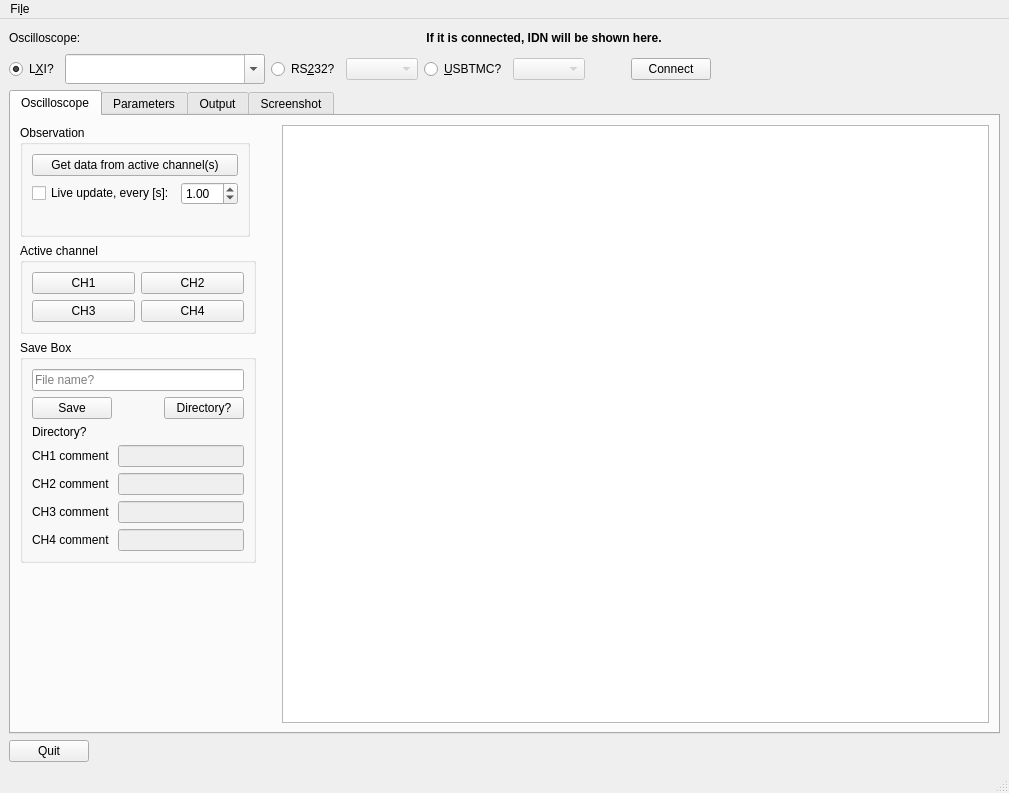
Old version of the form GUI/LinOsc.ui in the repository ISeeBugsEverywhere/LinuxOscilloscope.
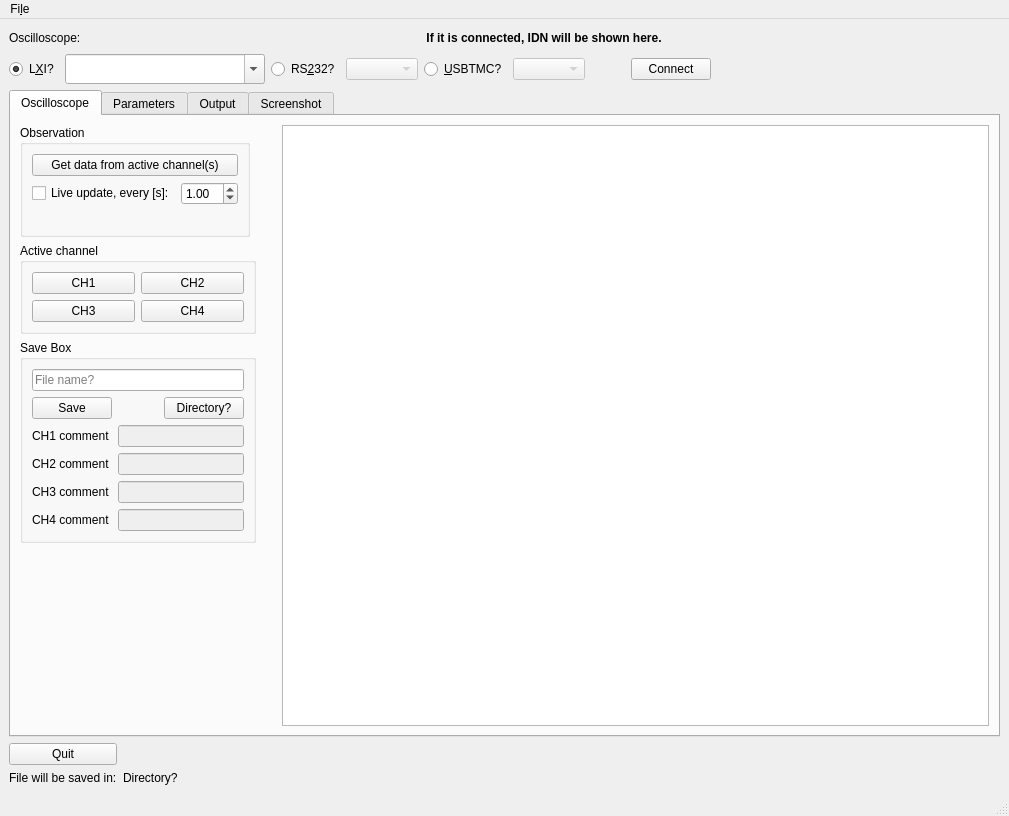
New version of the form. Custom widgets are drawn as their Qt base class.

Diff of the .ui file:
```diff
--- a/GUI/LinOsc.ui
+++ b/GUI/LinOsc.ui
@@ -7,7 +7,7 @@
     <x>0</x>
     <y>0</y>
     <width>1009</width>
-    <height>793</height>
+    <height>816</height>
    </rect>
   </property>
   <property name="windowTitle">
@@ -15,7 +15,27 @@
   </property>
   <widget class="QWidget" name="centralwidget">
    <layout class="QGridLayout" name="gridLayout_2">
-    <item row="0" column="0" colspan="2">
+    <item row="4" column="0">
+     <widget class="QLabel" name="info_lbl">
+      <property name="text">
+       <string>File will be saved in:</string>
+      </property>
+     </widget>
+    </item>
+    <item row="3" column="2">
+     <spacer name="horizontalSpacer">
+      <property name="orientation">
+       <enum>Qt::Horizontal</enum>
+      </property>
+      <property name="sizeHint" stdset="0">
+       <size>
+        <width>765</width>
+        <height>20</height>
+       </size>
+      </property>
+     </spacer>
+    </item>
+    <item row="0" column="0" colspan="3">
      <layout class="QHBoxLayout" name="horizontalLayout_2">
       <item>
        <widget class="QLabel" name="label">
@@ -65,7 +85,14 @@
       </item>
      </layout>
     </item>
-    <item row="1" column="0" colspan="2">
+    <item row="3" column="0">
+     <widget class="QPushButton" name="quitButton">
+      <property name="text">
+       <string>Quit</string>
+      </property>
+     </widget>
+    </item>
+    <item row="1" column="0" colspan="3">
      <layout class="QHBoxLayout" name="horizontalLayout">
       <item>
        <widget class="QRadioButton" name="lxiRadio">
@@ -156,27 +183,7 @@
       </item>
      </layout>
     </item>
-    <item row="3" column="0">
-     <widget class="QPushButton" name="quitButton">
-      <property name="text">
-       <string>Quit</string>
-      </property>
-     </widget>
-    </item>
-    <item row="3" column="1">
-     <spacer name="horizontalSpacer">
-      <property name="orientation">
-       <enum>Qt::Horizontal</enum>
-      </property>
-      <property name="sizeHint" stdset="0">
-       <size>
-        <width>765</width>
-        <height>20</height>
-       </size>
-      </property>
-     </spacer>
-    </item>
-    <item row="2" column="0" colspan="2">
+    <item row="2" column="0" colspan="3">
      <widget class="QTabWidget" name="tabWidget">
       <property name="currentIndex">
        <number>0</number>
@@ -299,13 +306,6 @@
                </property>
               </widget>
              </item>
-             <item row="2" column="0" colspan="3">
-              <widget class="QLabel" name="dir_label">
-               <property name="text">
-                <string>Directory?</string>
-               </property>
-              </widget>
-             </item>
              <item row="4" column="0">
               <widget class="QLabel" name="label_3">
                <property name="text">
@@ -771,6 +771,13 @@
       </widget>
      </widget>
     </item>
+    <item row="4" column="1" colspan="2">
+     <widget class="QLabel" name="dir_label">
+      <property name="text">
+       <string>Directory?</string>
+      </property>
+     </widget>
+    </item>
    </layout>
   </widget>
   <widget class="QMenuBar" name="menubar">
```
